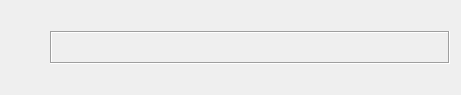
Qt form src/messagewidget.ui (ayanko/qammer) before a commit.
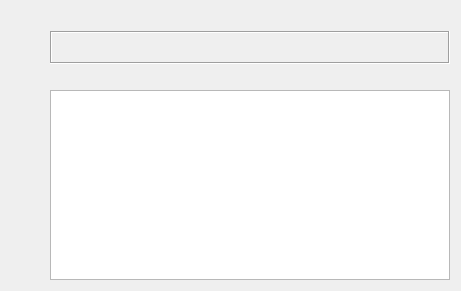
The same form after that commit. Icons and pictures are not drawn.

Commit message: Display child messages

The edit to the form file:
```diff
--- a/src/messagewidget.ui
+++ b/src/messagewidget.ui
@@ -7,7 +7,7 @@
     <x>0</x>
     <y>0</y>
     <width>461</width>
-    <height>93</height>
+    <height>291</height>
    </rect>
   </property>
   <property name="windowTitle">
@@ -124,6 +124,16 @@
        </property>
       </widget>
      </item>
+     <item>
+      <widget class="QListWidget" name="listWidgetMessages">
+       <property name="verticalScrollMode">
+        <enum>QAbstractItemView::ScrollPerPixel</enum>
+       </property>
+       <property name="horizontalScrollMode">
+        <enum>QAbstractItemView::ScrollPerPixel</enum>
+       </property>
+      </widget>
+     </item>
     </layout>
    </item>
   </layout>
```
The commit also changes 7 other files.
